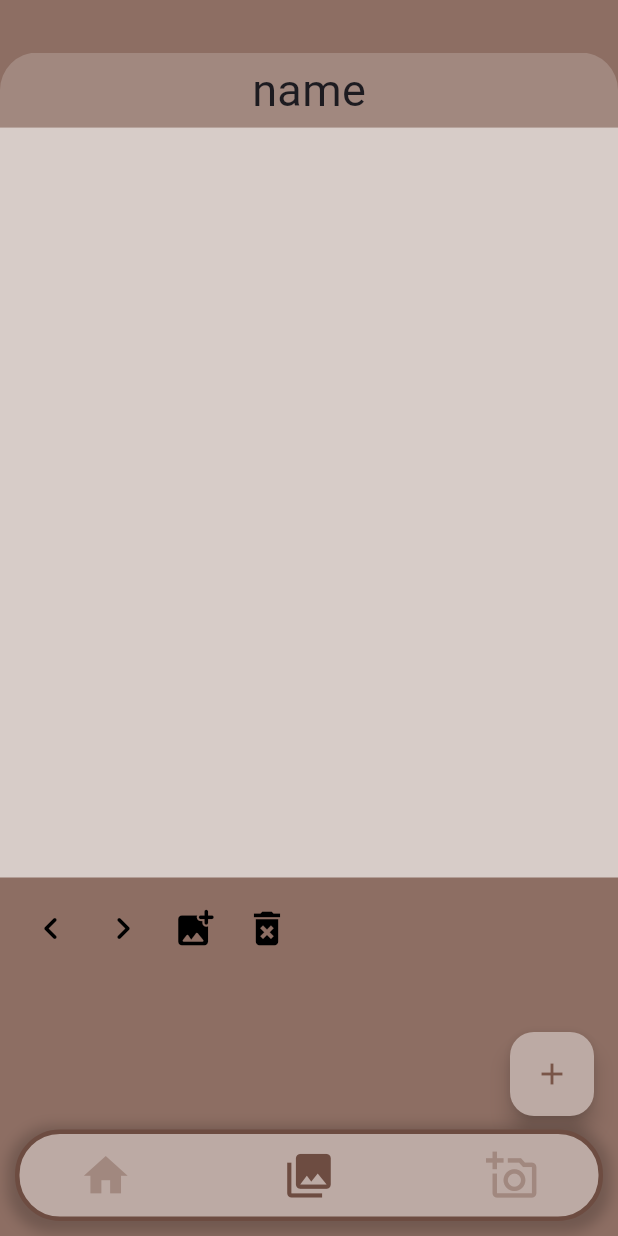
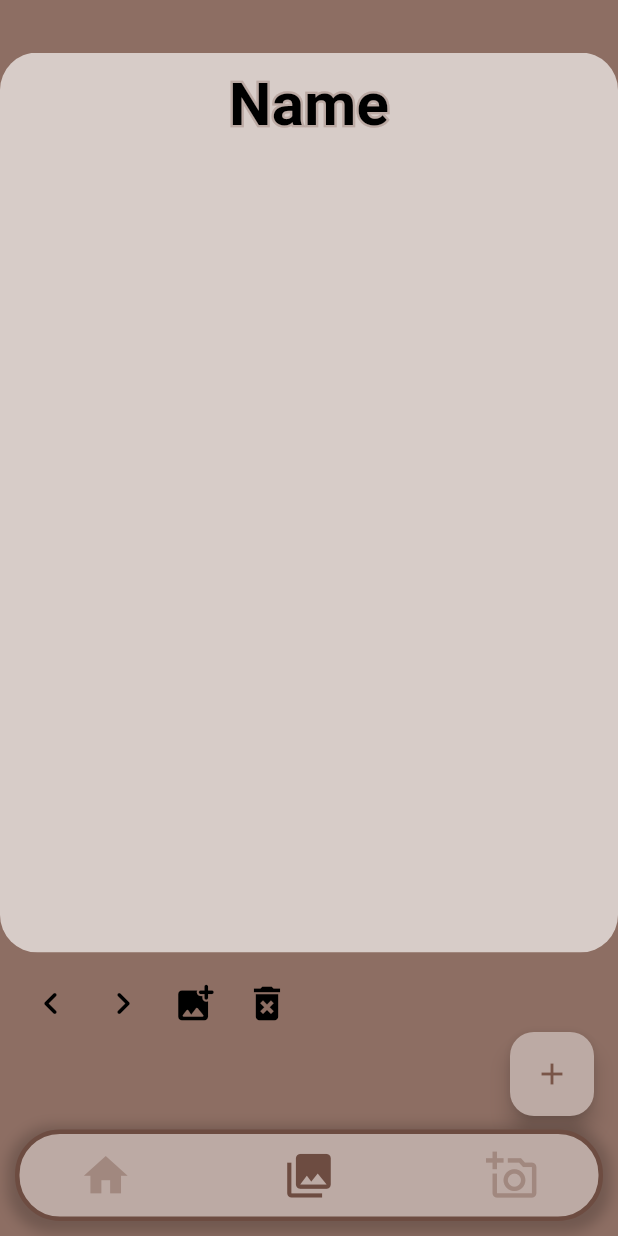
Before and after one commit to KacperCodeCore/flutter_garderobe, a Flutter app: the screen it shows after launch, item 2 of the bottom bar chosen, on a phone screen of 412 x 824 dp. Run offline on Flutter 3.47's test engine with Material 3 defaults, Android fonts, the phone set to English and light mode, and no system bars; drawn by our look-alikes of screenshot; our stand-ins replace flutter_keyboard_visibility, hive, hive_flutter, image_cropper, image_picker; missing offline and left inert: matrix_gesture_detector; accounts and stored records are empty.

Commit message:
visual udate

```diff
--- /dev/null
+++ b/flutter_application/lib/pages/colection/capture_widget.dart
@@ -0,0 +1,11 @@
+import 'package:flutter/material.dart';
+
+class CaptureWidget extends StatelessWidget {
+  final Widget? child;
+  const CaptureWidget({super.key, this.child});
+
+  @override
+  Widget build(BuildContext context) {
+    return Container();
+  }
+}
--- a/flutter_application/lib/pages/colection/colection_creator.dart
+++ b/flutter_application/lib/pages/colection/colection_creator.dart
@@ -11,60 +11,98 @@ class ColectionCreator extends StatelessWidget {
 
   @override
   Widget build(BuildContext context) {
-    Color _color1 = Colors.brown.shade300;
-    Color _color2 = Colors.brown.shade300;
-    // double screenWidth = MediaQuery.of(context).size.width;
-    return Column(
+    return Center(
+      child: Stack(
         children: [
-        // nagłówek
-        Container(
-          height: 50,
-          decoration: BoxDecoration(
-            color: _color1,
-            border: Border.all(
-              color: _color2,
-              width: 2,
-            ),
-            borderRadius: BorderRadius.only(
-              topLeft: Radius.circular(25),
-              topRight: Radius.circular(25),
+          //container
+          child,
+          //Tite
+          Positioned(
+            top: 0,
+            child: SizedBox(
+              width: MediaQuery.of(context).size.width,
+              height: 70,
+              child: Center(
+                  child: Stack(
+                children: <Widget>[
+                  Text(
+                    //https://stackoverflow.com/questions/70874150/how-to-use-both-the-text-color-and-foreground-color-properties-together
+                    name,
+                    style: TextStyle(
+                      fontSize: 40,
+                      fontWeight: FontWeight.bold,
+                      foreground: Paint()
+                        ..style = PaintingStyle.stroke
+                        ..strokeWidth = 3
+                        ..color = Colors.brown.shade200, // <-- Border color
                     ),
                   ),
-          padding: const EdgeInsets.all(0.0),
-          child: Row(
-            mainAxisAlignment: MainAxisAlignment.center,
-            children: [
                   Text(
                     name,
-                style: TextStyle(fontSize: 30),
+                    style: TextStyle(
+                      fontSize: 40,
+                      fontWeight: FontWeight.bold,
+                      color: Colors.black, // <-- Inner color
+                    ),
+                  ),
+                ],
+              )),
+            ),
           ),
         ],
       ),
-        ),
-
-        //Post
-        Container(
-          // width: screenWidth,
-          height: 500,
-          // decoration: BoxDecoration(
-          //   border: Border(
-          //     bottom: BorderSide(
-          //       color: _color2,
-          //       width: 2,
-          //     ),
-          //     left: BorderSide(
-          //       color: _color2,
-          //       width: 2,
-          //     ),
-          //     right: BorderSide(
-          //       color: _color2,
-          //       width: 2,
-          //     ),
-          //   ),
-          // ),
-          child: child,
-        ),
-      ],
     );
   }
+  // return Column(
+  //   children: [
+  //     // // nagłówek
+  //     // Container(
+  //     //   height: 50,
+  //     //   decoration: BoxDecoration(
+  //     //     color: _color1,
+  //     //     border: Border.all(
+  //     //       color: _color2,
+  //     //       width: 2,
+  //     //     ),
+  //     //     borderRadius: BorderRadius.only(
+  //     //       topLeft: Radius.circular(25),
+  //     //       topRight: Radius.circular(25),
+  //     //     ),
+  //     //   ),
+  //     //   padding: const EdgeInsets.all(0.0),
+  //     //   child: Row(
+  //     //     mainAxisAlignment: MainAxisAlignment.center,
+  //     //     children: [
+  //     //       Text(
+  //     //         name,
+  //     //         style: TextStyle(fontSize: 30),
+  //     //       ),
+  //     //     ],
+  //     //   ),
+  //     // ),
+
+  //     //Post
+  //     Container(
+  //       // width: screenWidth,
+
+  //       // decoration: BoxDecoration(
+  //       //   border: Border(
+  //       //     bottom: BorderSide(
+  //       //       color: _color2,
+  //       //       width: 2,
+  //       //     ),
+  //       //     left: BorderSide(
+  //       //       color: _color2,
+  //       //       width: 2,
+  //       //     ),
+  //       //     right: BorderSide(
+  //       //       color: _color2,
+  //       //       width: 2,
+  //       //     ),
+  //       //   ),
+  //       // ),
+  //       child: child,
+  //     ),
+  //   ],
+  // );
 }
--- a/flutter_application/lib/pages/colection/colection_page.dart
+++ b/flutter_application/lib/pages/colection/colection_page.dart
@@ -255,7 +255,7 @@ class _ColectionPageState extends State<ColectionPage> {
         children: [
           SizedBox(height: 35),
           Container(
-            height: 550,
+            height: 600,
             child: Screenshot(
               controller: _screenshotController,
               child: PageView.builder(
@@ -265,11 +265,11 @@ class _ColectionPageState extends State<ColectionPage> {
                 itemBuilder: (context, ColectionIndex) {
                   final containerKey = GlobalKey();
                   return ColectionCreator(
-                    name: 'name',
-                    child: Center(
+                    name: 'Name',
+                    child: ClipRRect(
+                      borderRadius: BorderRadius.all(Radius.circular(25)),
                       child: Container(
                         key: containerKey,
-                        height: 500,
                         color: Colors.brown.shade100,
                         child: Stack(
                           children: List.generate(
```
Also changed, not shown: flutter_application/lib/pages/element/element_bottom_sheet.dart (+0 -21 lines). Lines whose indentation alone changed are shown as unchanged.
